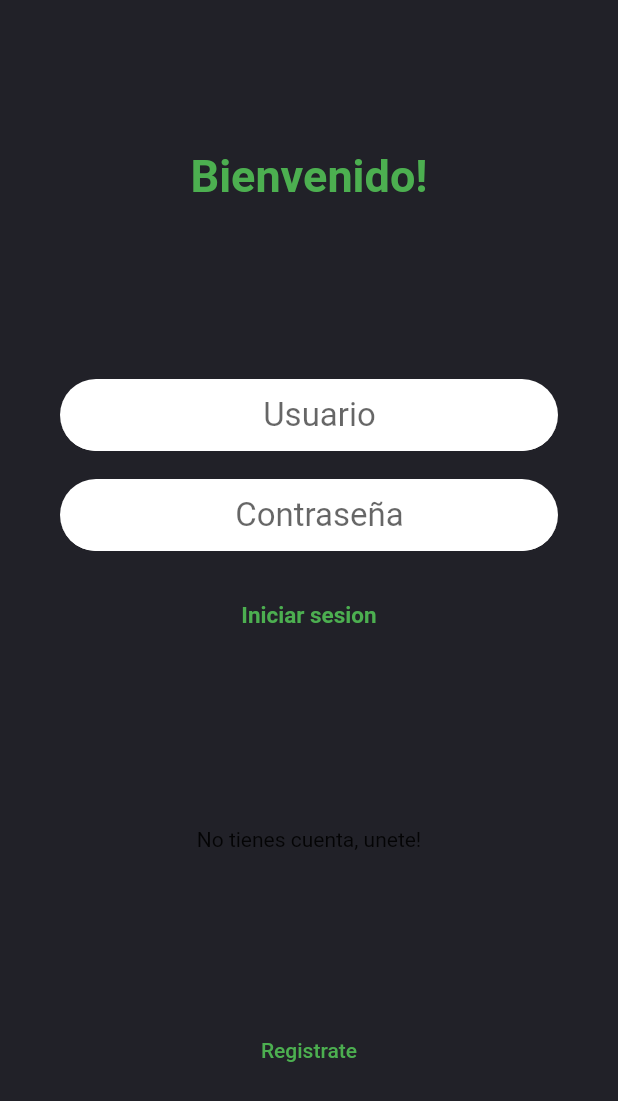
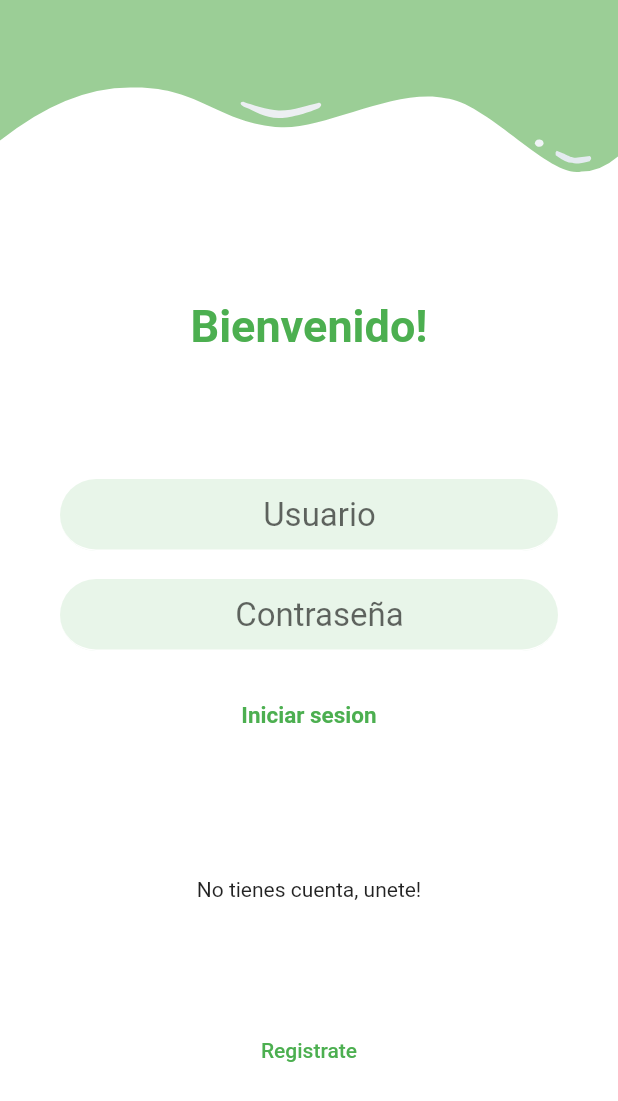
Before and after one commit to ManuRodriguezC/App_Agriculture, a Flutter app: the screen it shows after launch, on a phone screen of 412 x 824 dp. Shown: the top 1101 px of the screen. Run offline on Flutter 3.47's test engine with Material 2 defaults, Android fonts, the phone set to English and light mode, and no system bars; our stand-ins replace rxdart, shared_preferences; Roboto replaces fonts that are missing (Avenir).

Commit message:
Front loginpage

```diff
--- a/Capstone_project/app/lib/UI/Login/loginscreen.dart
+++ b/Capstone_project/app/lib/UI/Login/loginscreen.dart
@@ -2,6 +2,8 @@ import 'package:app/UI/intray/new_users.dart';
 import 'package:app/models/widgets/global.dart';
 import 'package:flutter/material.dart';
 import 'package:app/UI/intray/new_users.dart';
+
+import '../../models/widgets/LoginTop.dart';
 
 class LoginPage extends StatefulWidget {
   const LoginPage({super.key});
@@ -16,10 +18,29 @@ class _LoginPageState extends State<LoginPage> {
 
   @override
   Widget build(BuildContext context) {
-    return Scaffold(
-      body: Container(
-        margin:
-            const EdgeInsets.only(left: 40, right: 40, top: 100, bottom: 100),
+    return MaterialApp(
+      debugShowCheckedModeBanner: false,
+      home: Scaffold(
+        body: Stack(children: [
+          CustomPaint(
+            size: Size(double.infinity, 200),
+            painter: RPSCustomPainter(),
+          ),
+          CustomPaint(
+            size: Size(double.infinity, 200),
+            painter: LoginCustomPainter(),
+          ),
+          CustomPaint(
+            size: Size(double.infinity, 200),
+            painter: smallCustomPainter(),
+          ),
+          CustomPaint(
+            size: Size(double.infinity, 200),
+            painter: circleCustomPainter(),
+          ),
+          Container(
+            margin: const EdgeInsets.only(
+                left: 40, right: 40, top: 200, bottom: 100),
             child: Column(
               mainAxisAlignment: MainAxisAlignment.spaceBetween,
               children: [
@@ -39,16 +60,19 @@ class _LoginPageState extends State<LoginPage> {
                                 textAlign: TextAlign.center,
                                 controller: usernameText,
                                 autocorrect: false,
-                            style: TextStyle(fontSize: 22, color: Colors.black),
+                                style: TextStyle(
+                                    fontSize: 22, color: Colors.black),
                                 decoration: InputDecoration(
                                     filled: true,
-                                fillColor: Colors.white,
+                                    fillColor: Colors.green[50],
                                     hintText: "Usuario",
                                     contentPadding: const EdgeInsets.only(
                                         left: 14, bottom: 8, top: 8),
                                     focusedBorder: OutlineInputBorder(
-                                    borderSide: BorderSide(color: Colors.white),
-                                    borderRadius: BorderRadius.circular(25)),
+                                        borderSide:
+                                            BorderSide(color: Colors.white),
+                                        borderRadius:
+                                            BorderRadius.circular(25)),
                                     enabledBorder: UnderlineInputBorder(
                                         borderRadius: BorderRadius.circular(25),
                                         borderSide:
@@ -61,16 +85,19 @@ class _LoginPageState extends State<LoginPage> {
                                 textAlign: TextAlign.center,
                                 controller: passwordText,
                                 autocorrect: false,
-                            style: TextStyle(fontSize: 22, color: Colors.black),
+                                style: TextStyle(
+                                    fontSize: 22, color: Colors.black),
                                 decoration: InputDecoration(
                                     filled: true,
-                                fillColor: Colors.white,
+                                    fillColor: Colors.green[50],
                                     hintText: "Contraseña",
                                     contentPadding: const EdgeInsets.only(
                                         left: 14, bottom: 8, top: 8),
                                     focusedBorder: OutlineInputBorder(
-                                    borderSide: BorderSide(color: Colors.white),
-                                    borderRadius: BorderRadius.circular(25)),
+                                        borderSide:
+                                            BorderSide(color: Colors.white),
+                                        borderRadius:
+                                            BorderRadius.circular(25)),
                                     enabledBorder: UnderlineInputBorder(
                                         borderRadius: BorderRadius.circular(25),
                                         borderSide:
@@ -84,7 +111,8 @@ class _LoginPageState extends State<LoginPage> {
                                 color: Colors.green,
                                 fontSize: 15,
                                 fontWeight: FontWeight.bold,
-                              fontFamily: 'Avenir'),
+                                fontFamily: 'Avenir',
+                              ),
                             ),
                           )
                         ])),
@@ -102,7 +130,9 @@ class _LoginPageState extends State<LoginPage> {
               ],
             ),
           ),
-      backgroundColor: darkGreyColor,
+        ]),
+        backgroundColor: Colors.white,
+      ),
     );
   }
 
```
Also changed, not shown: Capstone_project/app/lib/models/widgets/LoginTop.dart (added, +214 -0 lines). Lines whose indentation alone changed are shown as unchanged.
